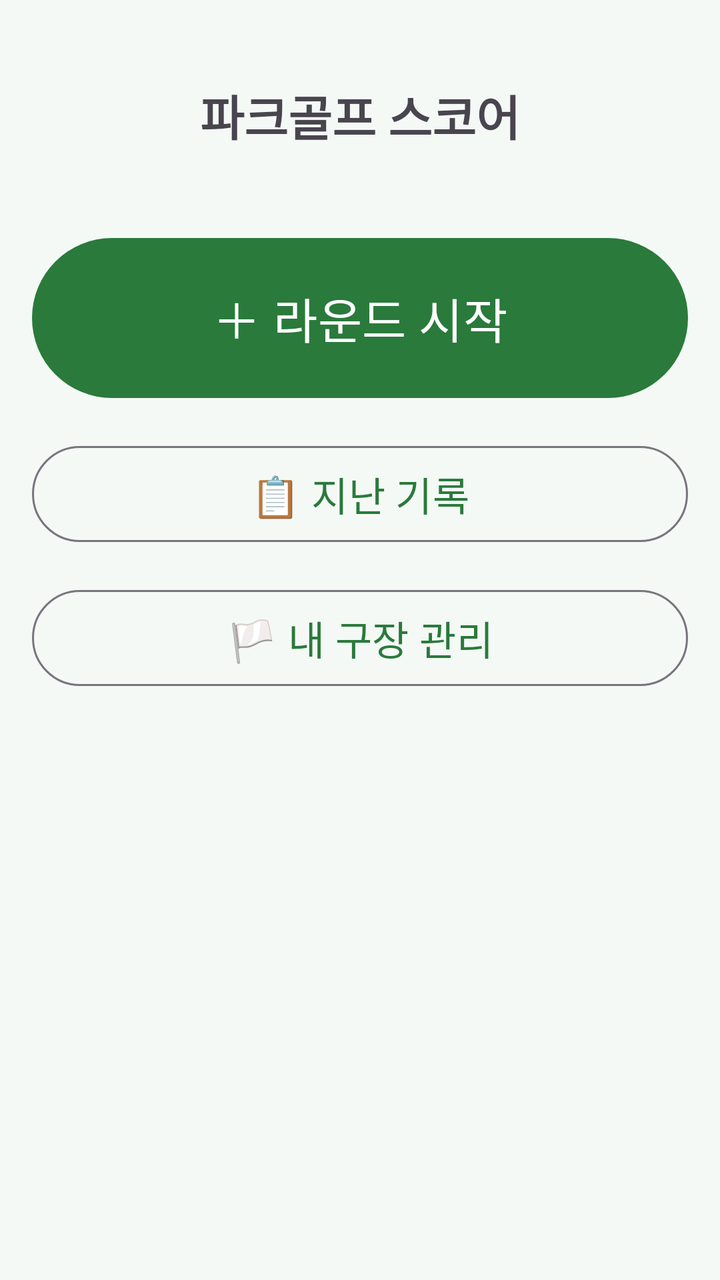
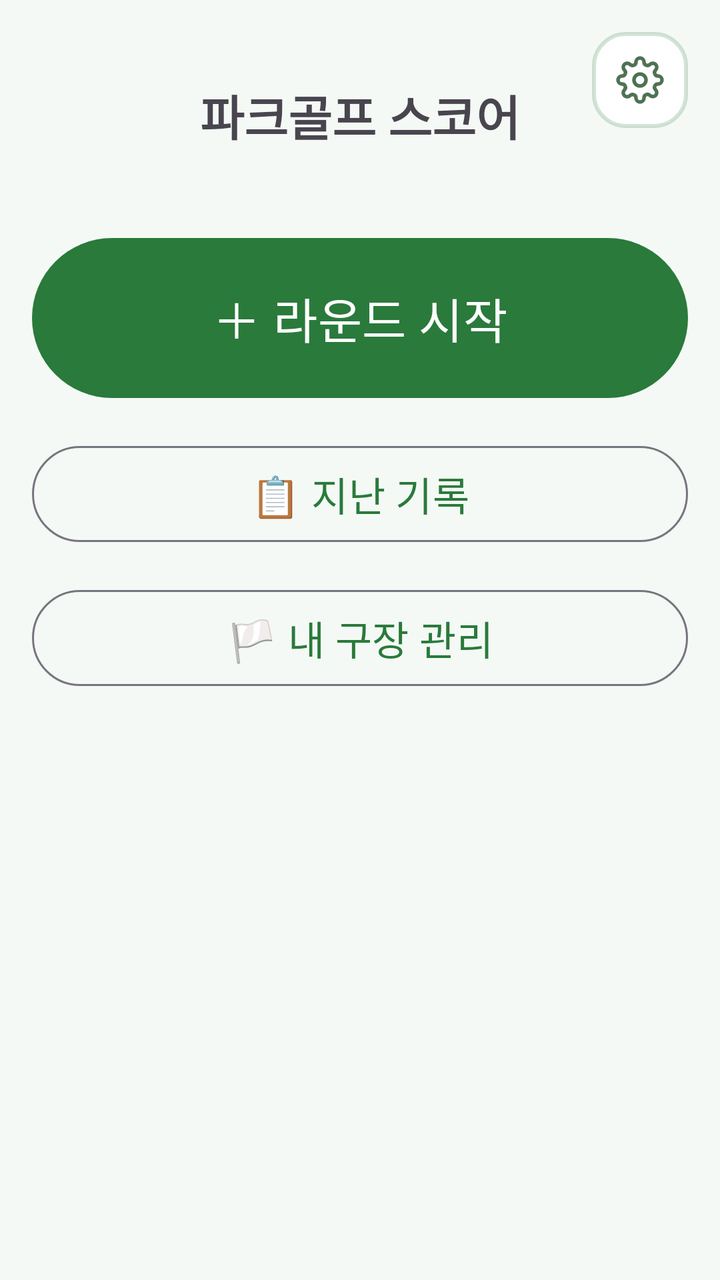

The first picture is an Android layout as it rendered before a commit; the second is the same layout after the commit. The layout source and the unified diff follow.
<!-- AndroidManifest.xml: application theme Theme.ParkGolf -->
<!-- res/layout/fragment_home.xml -->
<?xml version="1.0" encoding="utf-8"?>
<ScrollView xmlns:android="http://schemas.android.com/apk/res/android"
    xmlns:app="http://schemas.android.com/apk/res-auto"
    android:layout_width="match_parent"
    android:layout_height="match_parent"
    android:fillViewport="true"
    android:padding="@dimen/screen_padding">

    <androidx.constraintlayout.widget.ConstraintLayout
        android:layout_width="match_parent"
        android:layout_height="wrap_content">

        <TextView
            android:id="@+id/title"
            android:layout_width="wrap_content"
            android:layout_height="wrap_content"
            android:text="@string/app_name"
            android:textSize="@dimen/title_text"
            android:textStyle="bold"
            android:layout_marginTop="24dp"
            app:layout_constraintTop_toTopOf="parent"
            app:layout_constraintStart_toStartOf="parent"
            app:layout_constraintEnd_toEndOf="parent" />

        <Button
            android:id="@+id/btnStart"
            android:layout_width="0dp"
            android:layout_height="wrap_content"
            android:minHeight="88dp"
            android:text="@string/start_round"
            android:textSize="@dimen/title_text"
            android:layout_marginTop="40dp"
            app:layout_constraintTop_toBottomOf="@id/title"
            app:layout_constraintStart_toStartOf="parent"
            app:layout_constraintEnd_toEndOf="parent" />

        <Button
            android:id="@+id/btnHistory"
            style="?attr/materialButtonOutlinedStyle"
            android:layout_width="0dp"
            android:layout_height="wrap_content"
            android:minHeight="@dimen/touch_min"
            android:text="@string/past_records"
            android:textSize="@dimen/button_text"
            android:layout_marginTop="16dp"
            app:layout_constraintTop_toBottomOf="@id/btnStart"
            app:layout_constraintStart_toStartOf="parent"
            app:layout_constraintEnd_toEndOf="parent" />

        <Button
            android:id="@+id/btnMyCourses"
            style="?attr/materialButtonOutlinedStyle"
            android:layout_width="0dp"
            android:layout_height="wrap_content"
            android:minHeight="@dimen/touch_min"
            android:text="@string/my_courses"
            android:textSize="@dimen/button_text"
            android:layout_marginTop="16dp"
            app:layout_constraintTop_toBottomOf="@id/btnHistory"
            app:layout_constraintStart_toStartOf="parent"
            app:layout_constraintEnd_toEndOf="parent" />

    </androidx.constraintlayout.widget.ConstraintLayout>
</ScrollView>
<!-- resources referenced by this layout -->
<resources>
  <dimen name="button_text">20sp</dimen>
  <dimen name="screen_padding">16dp</dimen>
  <dimen name="title_text">24sp</dimen>
  <dimen name="touch_min">56dp</dimen>
  <string name="app_name">파크골프 스코어</string>
  <string name="my_courses">🏳️ 내 구장 관리</string>
  <string name="past_records">📋 지난 기록</string>
  <string name="start_round">＋ 라운드 시작</string>
  <style name="Theme.ParkGolf" parent="Theme.ParkGolf.Green" />
  <style name="Theme.ParkGolf.Green" parent="Theme.ParkGolf.Base">
          <item name="colorPrimary">#2A7A3B</item>
          <item name="android:windowBackground">#F4F9F5</item>
          <item name="parkBackground">#F4F9F5</item>
          <item name="parkForeground">#1A2E1D</item>
          <item name="parkPrimary">#2A7A3B</item>
          <item name="parkPrimary10">#1A2A7A3B</item>
          <item name="parkSecondary">#E6F2E8</item>
          <item name="parkMuted">#EAF3EC</item>
          <item name="parkMutedForeground">#4E7255</item>
          <item name="parkAccent">#D2EBDA</item>
          <item name="parkAccentForeground">#1A3D21</item>
          <item name="parkBorder">#332A7A3B</item>
          <item name="parkInputBg">#EAF3EC</item>
      </style>
  <style name="Theme.ParkGolf.Base" parent="Theme.Material3.DayNight.NoActionBar">
          <item name="colorOnPrimary">@color/on_primary</item>
          <item name="android:textColorPrimary">?attr/parkForeground</item>
      </style>
  <color name="on_primary">#FFFFFF</color>
</resources>

<!-- the commit's change to res/layout/fragment_home.xml (unified diff, before → after) -->
@@ -60,5 +60,16 @@
             app:layout_constraintStart_toStartOf="parent"
             app:layout_constraintEnd_toEndOf="parent" />
 
+        <ImageButton
+            android:id="@+id/btnSettings"
+            android:layout_width="48dp"
+            android:layout_height="48dp"
+            android:background="@drawable/bg_card"
+            android:src="@drawable/ic_settings"
+            android:scaleType="center"
+            android:contentDescription="@string/settings_label"
+            app:layout_constraintTop_toTopOf="parent"
+            app:layout_constraintEnd_toEndOf="parent" />
+
     </androidx.constraintlayout.widget.ConstraintLayout>
 </ScrollView>
<!-- resource entries referenced after the edit -->
@@ -4,11 +4,26 @@
   <dimen name="screen_padding">16dp</dimen>
   <dimen name="title_text">24sp</dimen>
   <dimen name="touch_min">56dp</dimen>
+  <!-- drawable bg_card (drawable) -->
+  <?xml version="1.0" encoding="utf-8"?>
+  <shape xmlns:android="http://schemas.android.com/apk/res/android" android:shape="rectangle">
+      <solid android:color="@color/card" />
+      <corners android:radius="@dimen/radius_card" />
+      <stroke android:width="@dimen/border_width" android:color="?attr/parkBorder" />
+  </shape>
+  <!-- drawable ic_settings (drawable) -->
+  <vector xmlns:android="http://schemas.android.com/apk/res/android" android:width="24dp" android:height="24dp" android:viewportWidth="24" android:viewportHeight="24">
+      <path android:strokeColor="?attr/parkMutedForeground" android:strokeWidth="1.8" android:strokeLineCap="round" android:strokeLineJoin="round" android:pathData="M12,15 A3,3 0 1 1 12,9 A3,3 0 0 1 12,15 Z M19.4,15 A1.65,1.65 0 0 0 19.73,16.82 L19.79,16.88 A2,2 0 1 1 16.96,19.71 L16.9,19.65 A1.65,1.65 0 0 0 15.09,19.32 A1.65,1.65 0 0 0 14,20.83 L14,21 A2,2 0 1 1 10,21 L10,20.91 A1.65,1.65 0 0 0 8.91,19.4 A1.65,1.65 0 0 0 7.09,19.73 L7.03,19.79 A2,2 0 1 1 4.2,16.96 L4.26,16.9 A1.65,1.65 0 0 0 4.59,15.09 A1.65,1.65 0 0 0 3.08,14 L3,14 A2,2 0 1 1 3,10 L3.09,10 A1.65,1.65 0 0 0 4.6,8.91 A1.65,1.65 0 0 0 4.27,7.09 L4.21,7.03 A2,2 0 1 1 7.04,4.2 L7.1,4.26 A1.65,1.65 0 0 0 8.91,4.59 A1.65,1.65 0 0 0 10,3.08 L10,3 A2,2 0 1 1 14,3 L14,3.09 A1.65,1.65 0 0 0 15.09,4.6 A1.65,1.65 0 0 0 16.91,4.27 L16.97,4.21 A2,2 0 1 1 19.8,7.04 L19.74,7.1 A1.65,1.65 0 0 0 19.41,8.91 A1.65,1.65 0 0 0 20.92,10 L21,10 A2,2 0 1 1 21,14 L20.91,14 A1.65,1.65 0 0 0 19.4,15 Z" />
+  </vector>
   <string name="app_name">파크골프 스코어</string>
   <string name="my_courses">🏳️ 내 구장 관리</string>
   <string name="past_records">📋 지난 기록</string>
+  <string name="settings_label">설정</string>
   <string name="start_round">＋ 라운드 시작</string>
   <style name="Theme.ParkGolf" parent="Theme.ParkGolf.Green" />
+  <color name="card">#FFFFFF</color>
+  <dimen name="radius_card">16dp</dimen>
+  <dimen name="border_width">2dp</dimen>
   <style name="Theme.ParkGolf.Green" parent="Theme.ParkGolf.Base">
           <item name="colorPrimary">#2A7A3B</item>
           <item name="android:windowBackground">#F4F9F5</item>
